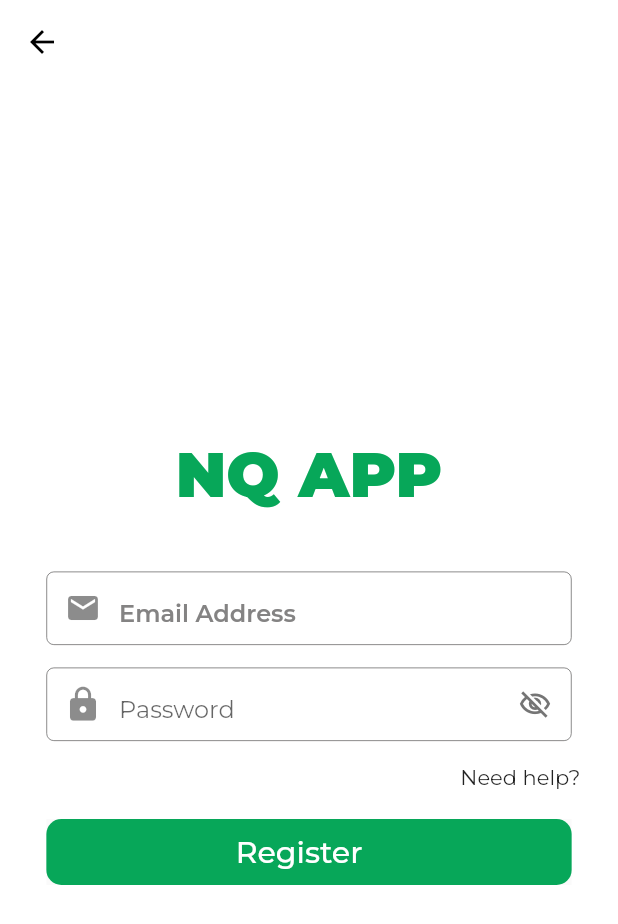
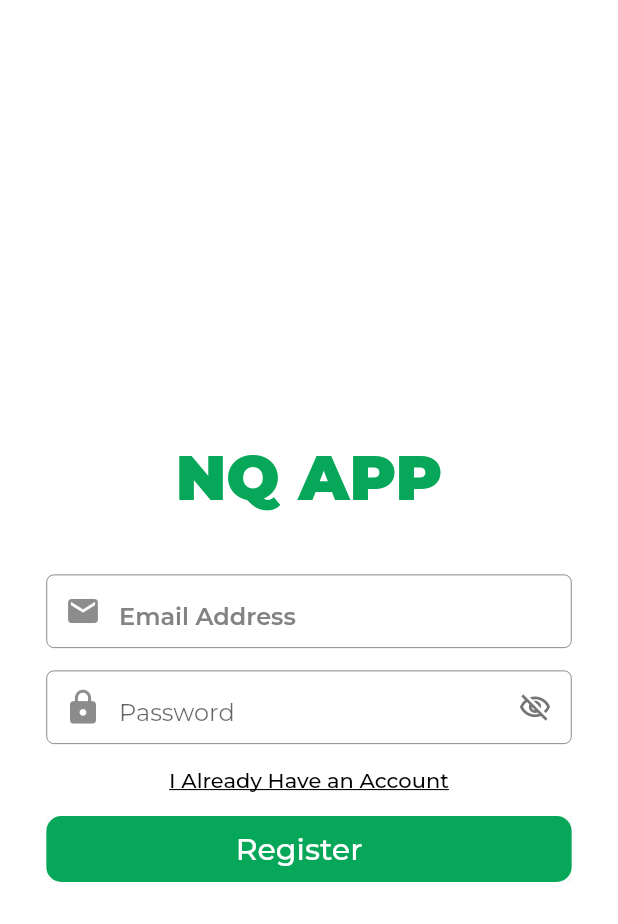
Before and after one commit to amirahdzh/DU_APP, a Flutter app: the Signup screen opened directly, on a phone screen of 412 x 824 dp. Shown: the top 924 px of the screen. Run offline on Flutter 3.47's test engine with Material 2 defaults, Android fonts, the phone set to English and light mode, and no system bars; our stand-ins replace firebase_auth, firebase_core, flutter_spinkit, google_fonts, shared_preferences; accounts and stored records are empty.

Commit message:
Adjust UI

```diff
--- a/lib/register.dart
+++ b/lib/register.dart
@@ -1,6 +1,7 @@
 // import 'package:final_project/uifp/view/home.dart';
 import 'package:firebase_auth/firebase_auth.dart';
 import 'package:flutter/material.dart';
+import 'package:nq_app/home.dart';
 // import 'package:nq_app/account_screen.dart';
 import 'package:nq_app/home_screen.dart';
 // import 'package:nq_app/login.dart';
@@ -37,12 +38,6 @@ class _SignupState extends State<Signup> with TickerProviderStateMixin {
       appBar: AppBar(
         elevation: 0,
         backgroundColor: Colors.white,
-        leading: IconButton(
-            onPressed: () {
-              Navigator.pop(context);
-            },
-            color: Colors.black,
-            icon: const Icon(Icons.arrow_back)),
       ),
       body: SafeArea(
         // minimum: EdgeInsets.only(left: 10, right: 10),
@@ -198,16 +193,27 @@ class _SignupState extends State<Signup> with TickerProviderStateMixin {
                 ),
               ),
               Row(
-                mainAxisAlignment: MainAxisAlignment.end,
+                mainAxisAlignment: MainAxisAlignment.center,
                 children: [
                   Padding(
-                    padding: const EdgeInsets.only(right: 25, top: 15),
-                    child: Text("Need help?"),
+                    padding: const EdgeInsets.only(top: 0),
+                    child: TextButton(
+                      onPressed: () {
+                        Navigator.pop(context);
+                      },
+                      child: Text(
+                        "I Already Have an Account",
+                        style: TextStyle(
+                            fontWeight: FontWeight.w500,
+                            decoration: TextDecoration.underline,
+                            color: Colors.black),
+                      ),
+                    ),
                   ),
                 ],
               ),
               Padding(
-                padding: const EdgeInsetsDirectional.fromSTEB(0, 20, 0, 0),
+                padding: const EdgeInsetsDirectional.fromSTEB(0, 0, 0, 0),
                 child: Material(
                   child: GestureDetector(
                     onTap: () async {
@@ -269,7 +275,7 @@ class _SignupState extends State<Signup> with TickerProviderStateMixin {
 
         Navigator.of(context).pushAndRemoveUntil(
             MaterialPageRoute(builder: (BuildContext context) {
-          return const HomeScreen();
+          return const Home();
         }), (route) => false);
       }
       // ignore: empty_catches
```
Also changed, not shown: lib/account_screen.dart (+39 -2 lines), lib/home_screen.dart (+0 -34 lines).
